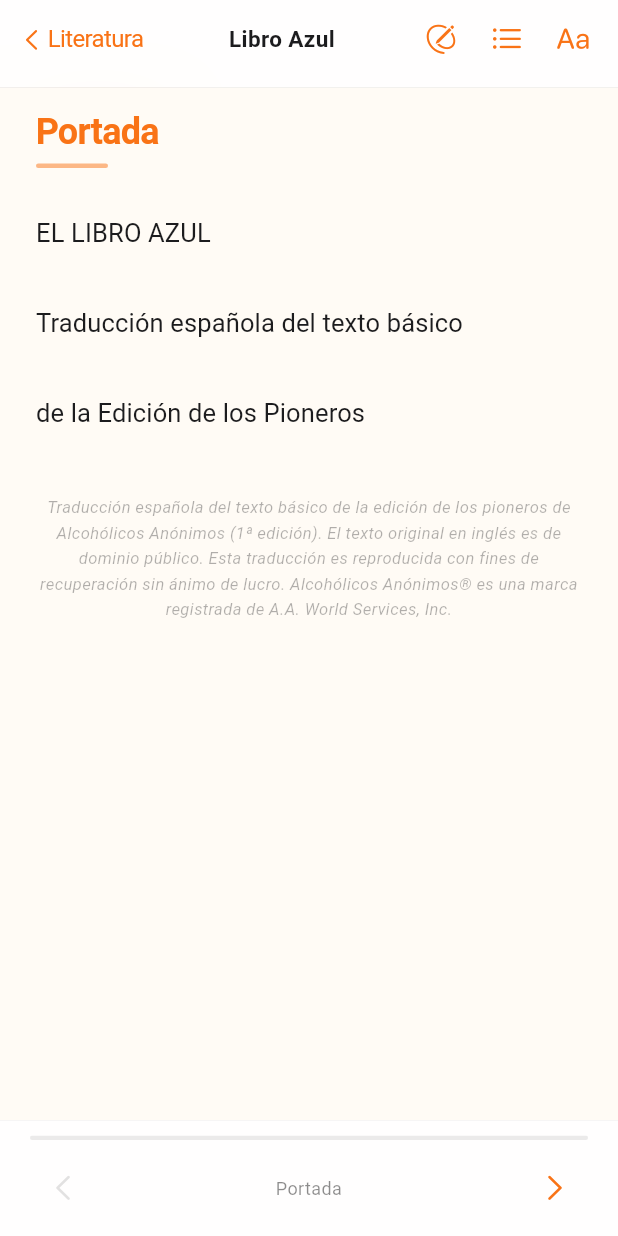
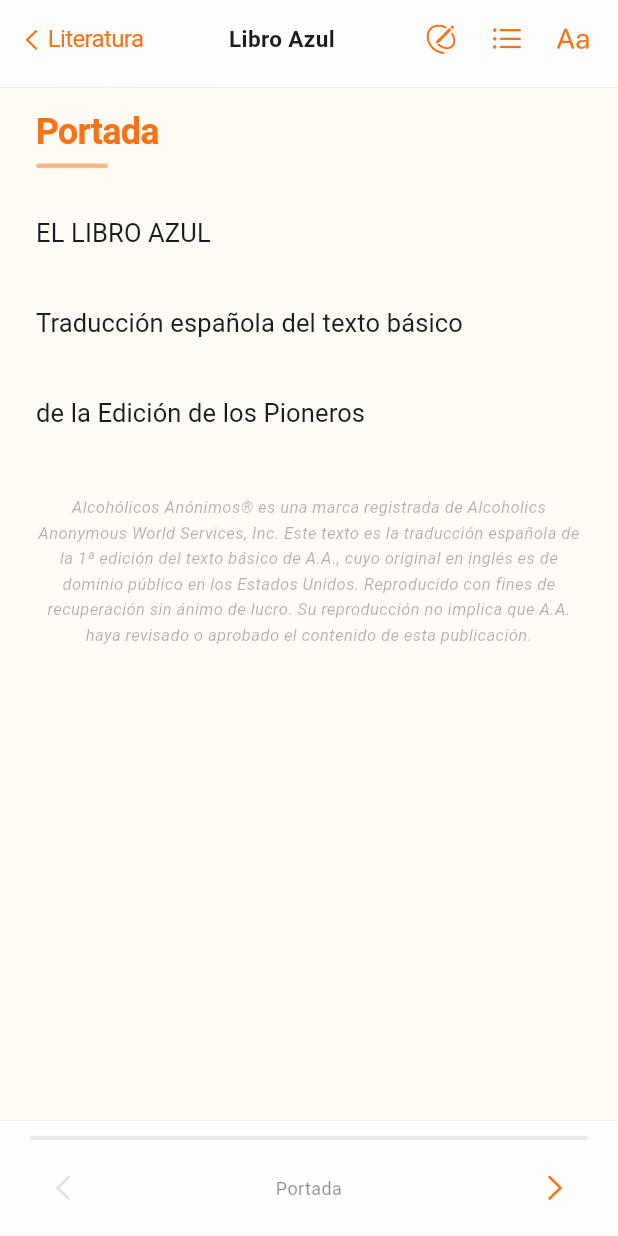
Before and after one commit to Emilop10/aa-app, a Flutter app: the LibroAzulScreen screen opened directly, on a phone screen of 412 x 824 dp. Run offline on Flutter 3.47's test engine with Material 3 defaults, Android fonts, the phone set to English and light mode, and no system bars; our stand-ins replace flutter_local_notifications, flutter_native_timezone, percent_indicator, share_plus, shared_preferences, table_calendar and 1 more; accounts and stored records are empty.

Commit message:
Standardize all disclaimers to match official AAWS language
- Daily Reflections: fix copyright year to 1990, add official
  'not reviewed or approved' clause matching AAWS standard
- Libro Azul: rewrite to formally note 1st edition public domain
  status and add non-endorsement clause

https://claude.ai/code/session_019beJmq9ZyPnWPycjoV5sz9

```diff
--- a/app/lib/daily_readings.dart
+++ b/app/lib/daily_readings.dart
@@ -364,7 +364,7 @@ class _DailyReadingsState extends State<DailyReadings>
                             child: Padding(
                               padding: const EdgeInsets.symmetric(horizontal: 8),
                               child: Text(
-                                'Del libro Reflexiones Diarias © 1991 por Alcoholics Anonymous World Services, Inc. Reimpresos con permiso de A.A.W.S., Inc. La reimpresión no indica que A.A. haya revisado o aprobado el contenido de esta publicación.',
+                                'Del libro Reflexiones Diarias © 1990 por Alcoholics Anonymous World Services, Inc. Reimpresos con permiso de A.A.W.S., Inc. El permiso para reimprimir este material no significa que A.A. haya revisado o aprobado el contenido de esta publicación, ni que A.A. esté de acuerdo con los puntos de vista aquí expresados.',
                                 style: TextStyle(
                                   fontSize: 11,
                                   color: isDark ? Colors.white24 : _kTextSec.withOpacity(0.4),
--- a/app/lib/libro_azul_screen.dart
+++ b/app/lib/libro_azul_screen.dart
@@ -385,7 +385,7 @@ class _LibroAzulScreenState extends State<LibroAzulScreen>
               ),
               const SizedBox(height: 40),
               Text(
-                'Traducción española del texto básico de la edición de los pioneros de Alcohólicos Anónimos (1ª edición). El texto original en inglés es de dominio público. Esta traducción es reproducida con fines de recuperación sin ánimo de lucro. Alcohólicos Anónimos® es una marca registrada de A.A. World Services, Inc.',
+                'Alcohólicos Anónimos® es una marca registrada de Alcoholics Anonymous World Services, Inc. Este texto es la traducción española de la 1ª edición del texto básico de A.A., cuyo original en inglés es de dominio público en los Estados Unidos. Reproducido con fines de recuperación sin ánimo de lucro. Su reproducción no implica que A.A. haya revisado o aprobado el contenido de esta publicación.',
                 textAlign: TextAlign.center,
                 style: TextStyle(
                   fontSize: 11,
```
